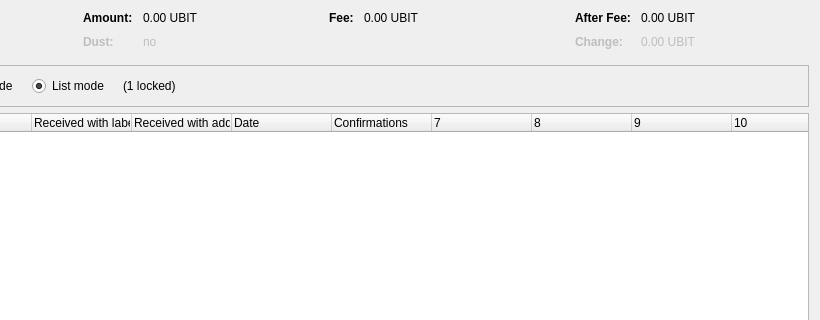
Qt form src/qt/forms/coincontroldialog.ui (utabit/bitcoin) before a commit; both pictures show x 180 to 1000 and y 0 to 320 of the 1000 by 500 pixel window.
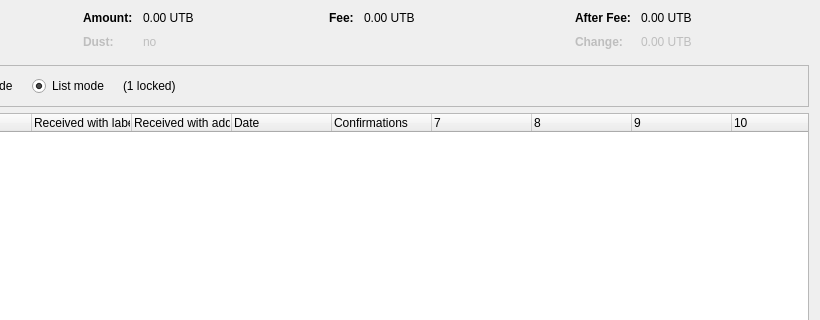
The same form after that commit. Custom widgets are drawn as their Qt base class.

What changed in the file:
```diff
--- a/src/qt/forms/coincontroldialog.ui
+++ b/src/qt/forms/coincontroldialog.ui
@@ -132,7 +132,7 @@
           <enum>Qt::ActionsContextMenu</enum>
          </property>
          <property name="text">
-          <string notr="true">0.00 UBIT</string>
+          <string notr="true">0.00 UTB</string>
          </property>
          <property name="textInteractionFlags">
           <set>Qt::LinksAccessibleByMouse|Qt::TextSelectableByKeyboard|Qt::TextSelectableByMouse</set>
@@ -212,7 +212,7 @@
           <enum>Qt::ActionsContextMenu</enum>
          </property>
          <property name="text">
-          <string notr="true">0.00 UBIT</string>
+          <string notr="true">0.00 UTB</string>
          </property>
          <property name="textInteractionFlags">
           <set>Qt::LinksAccessibleByMouse|Qt::TextSelectableByKeyboard|Qt::TextSelectableByMouse</set>
@@ -257,7 +257,7 @@
           <enum>Qt::ActionsContextMenu</enum>
          </property>
          <property name="text">
-          <string notr="true">0.00 UBIT</string>
+          <string notr="true">0.00 UTB</string>
          </property>
          <property name="textInteractionFlags">
           <set>Qt::LinksAccessibleByMouse|Qt::TextSelectableByKeyboard|Qt::TextSelectableByMouse</set>
@@ -292,7 +292,7 @@
           <enum>Qt::ActionsContextMenu</enum>
          </property>
          <property name="text">
-          <string notr="true">0.00 UBIT</string>
+          <string notr="true">0.00 UTB</string>
          </property>
          <property name="textInteractionFlags">
           <set>Qt::LinksAccessibleByMouse|Qt::TextSelectableByKeyboard|Qt::TextSelectableByMouse</set>
```
